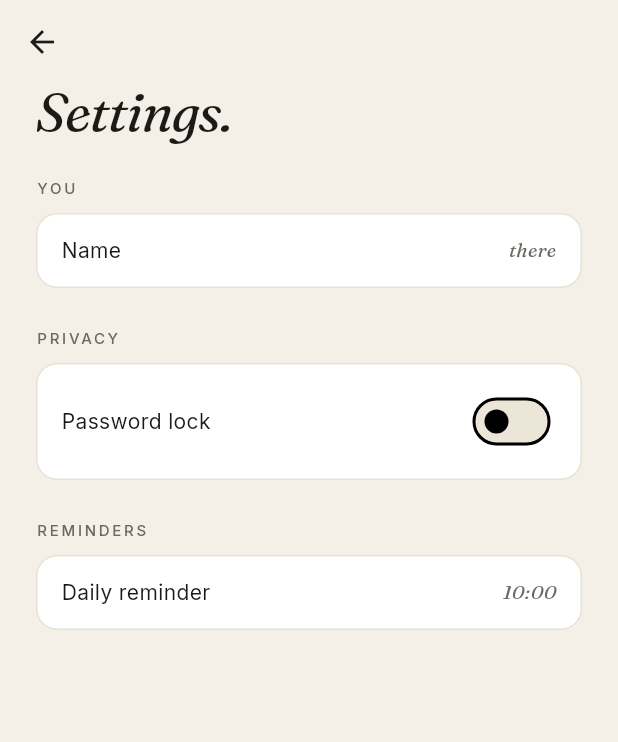
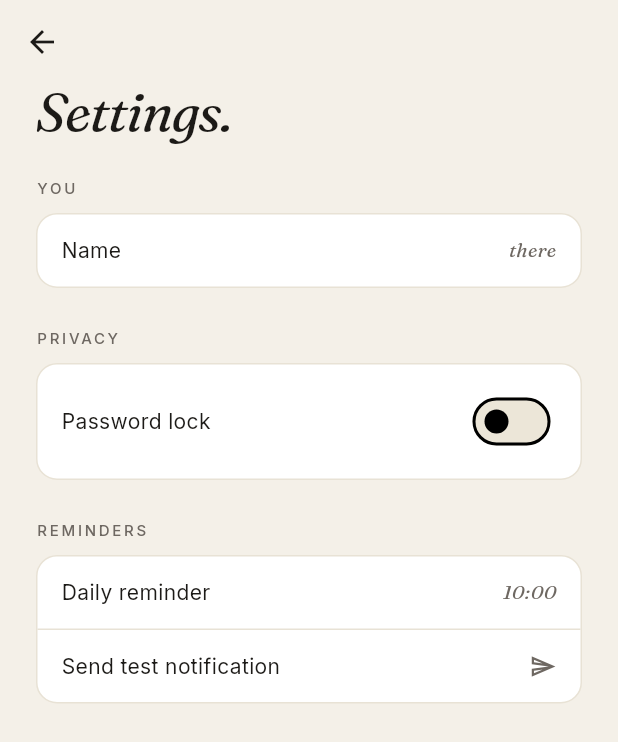
Before and after one commit to Damiencqh/traackit, a Flutter app: the SettingsScreen screen opened directly, on a phone screen of 412 x 824 dp. Shown: the top 742 px of the screen. Run offline on Flutter 3.47's test engine with Material 3 defaults, Android fonts, the phone set to English and light mode, and no system bars; our stand-ins replace camera, flutter_local_notifications, flutter_riverpod, google_fonts, shared_preferences, timezone; accounts and stored records are empty.

Commit message:
Add test notification row in Settings

```diff
--- a/lib/screens/settings_screen.dart
+++ b/lib/screens/settings_screen.dart
@@ -59,6 +59,19 @@ class SettingsScreen extends ConsumerWidget {
                   ),
                   onTap: () => _editReminder(
                       context, ref, prefs?.reminderTime ?? '10:00'),
+                ),
+                _Row(
+                  label: 'Send test notification',
+                  trailing: const Icon(
+                    Icons.send_outlined,
+                    size: 18,
+                    color: AppColors.inkMuted,
+                  ),
+                  onTap: () async {
+                    final notif = ref.read(notificationServiceProvider);
+                    await notif.requestPermission();
+                    await notif.sendTestNotification();
+                  },
                 ),
               ]),
             ],
```
